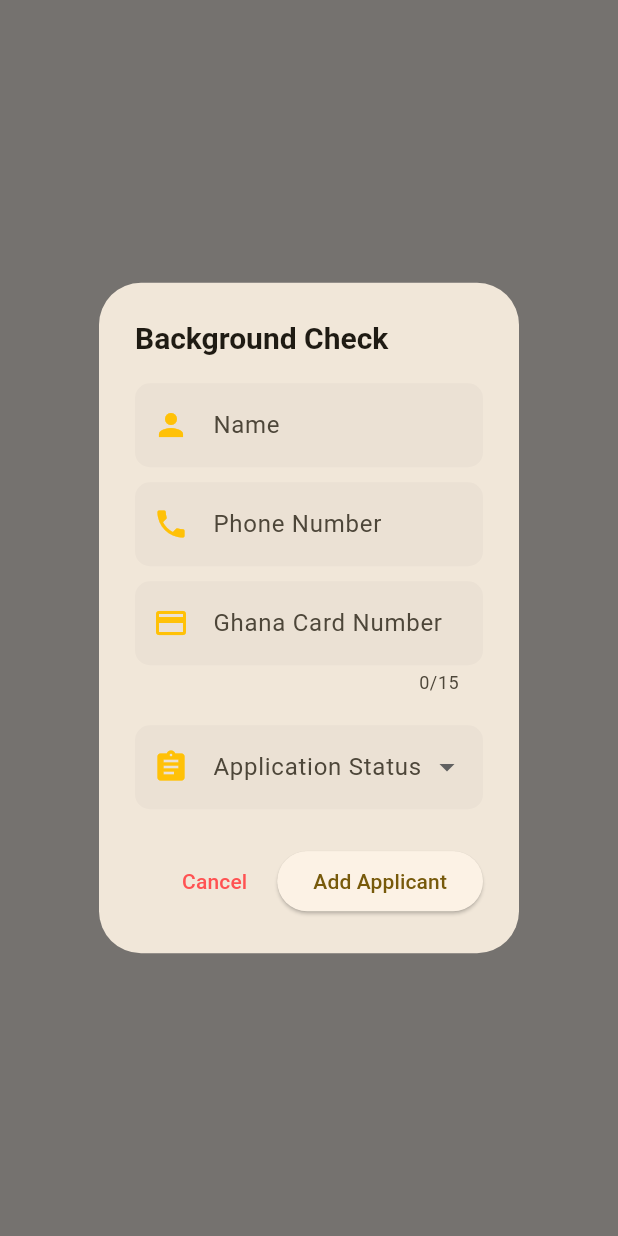
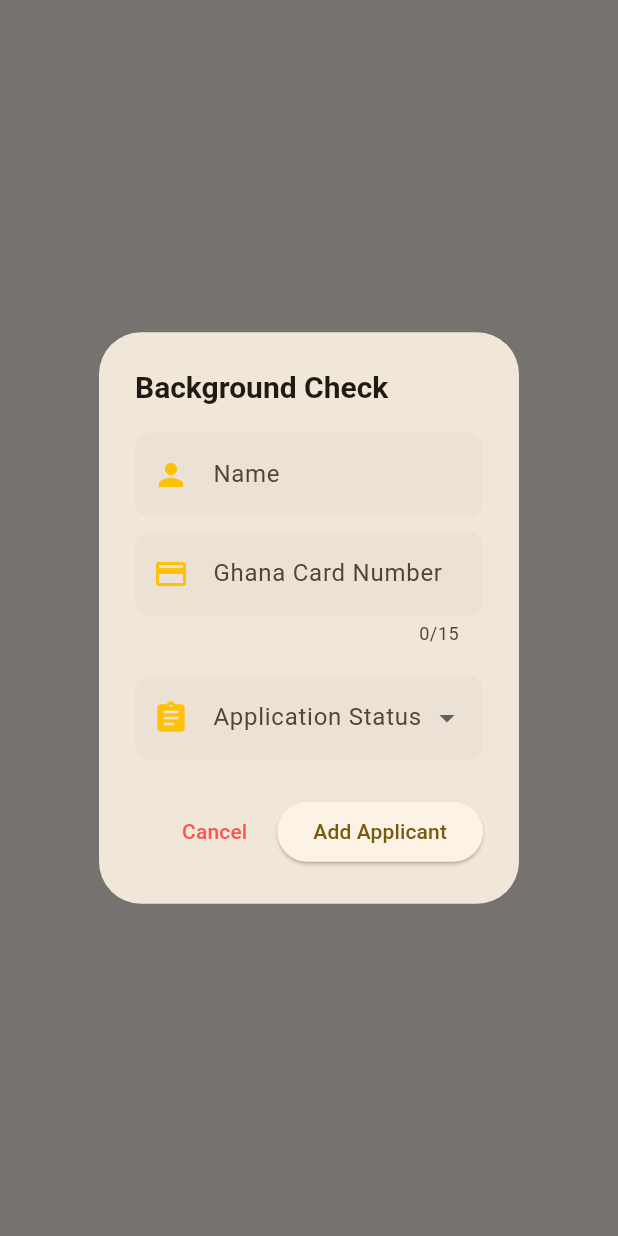
Before and after one commit to FrancisSimple/microcheck, a Flutter app: what showAddUserForm() shows on an empty page, opened directly with empty values, on a phone screen of 412 x 824 dp. Run offline on Flutter 3.47's test engine with Material 3 defaults, Android fonts, the phone set to English and light mode, and no system bars; our stand-ins replace cloud_firestore, firebase_auth, firebase_core, flutter_spinkit; accounts and stored records are empty.

Commit message:
Update form.dart

```diff
--- a/microchek_app/lib/utils/form.dart
+++ b/microchek_app/lib/utils/form.dart
@@ -256,21 +256,21 @@ void showAddUserForm(
                   },
                   autofill: autofill,
                 ),
-                const SizedBox(height: 10),
-                buildTextFormField(
-                  'Phone Number',
-                  Icons.phone,
-                  controller: phoneController,
-                  validator: (value) {
-                    if (value == null || value.isEmpty) {
-                      return 'Please enter a phone number';
-                    } else if (value.length < 10) {
-                      return 'Phone number must be at least 10 digits';
-                    }
-                    return null;
-                  },
-                  autofill: autofill,
-                ),
+                // const SizedBox(height: 10),
+                // buildTextFormField(
+                //   'Phone Number',
+                //   Icons.phone,
+                //   controller: phoneController,
+                //   validator: (value) {
+                //     if (value == null || value.isEmpty) {
+                //       return 'Please enter a phone number';
+                //     } else if (value.length < 10) {
+                //       return 'Phone number must be at least 10 digits';
+                //     }
+                //     return null;
+                //   },
+                //   autofill: autofill,
+                // ),
                 const SizedBox(height: 10),
                 TextFormField(
                   controller: ghanaCardController,
@@ -431,7 +431,6 @@ class _EditProfilePopupState extends State<EditProfilePopup> {
                 controller: nameController,
                 icon: Icons.business,
                 label: 'Institution Name',
-
                 validator: (value) {
                   if (value == null || value.isEmpty) {
                     return 'Please enter the institution name';
@@ -495,21 +494,6 @@ class _EditProfilePopupState extends State<EditProfilePopup> {
       actions: [
         ElevatedButton(
           onPressed: () {
-            Navigator.of(context).pop();
-          },
-          style: ElevatedButton.styleFrom(
-            shape: RoundedRectangleBorder(
-              borderRadius: BorderRadius.circular(10),
-            ),
-            padding: const EdgeInsets.symmetric(horizontal: 20, vertical: 12),
-          ),
-          child: const Text(
-            'Cancel',
-            style: TextStyle(color: Colors.redAccent),
-          ),
-        ),
-        ElevatedButton(
-          onPressed: () {
             if (_formKey.currentState!.validate()) {
               // Save the profile changes
               loadingDialog(context);
@@ -524,7 +508,22 @@ class _EditProfilePopupState extends State<EditProfilePopup> {
             ),
             padding: const EdgeInsets.symmetric(horizontal: 20, vertical: 12),
           ),
-          child: const Text('Save Changes'),
+          child: const Text('Save'),
+        ),
+        ElevatedButton(
+          onPressed: () {
+            Navigator.of(context).pop();
+          },
+          style: ElevatedButton.styleFrom(
+            shape: RoundedRectangleBorder(
+              borderRadius: BorderRadius.circular(10),
+            ),
+            padding: const EdgeInsets.symmetric(horizontal: 20, vertical: 12),
+          ),
+          child: const Text(
+            'Cancel',
+            style: TextStyle(color: Colors.redAccent),
+          ),
         ),
       ],
     );
```
